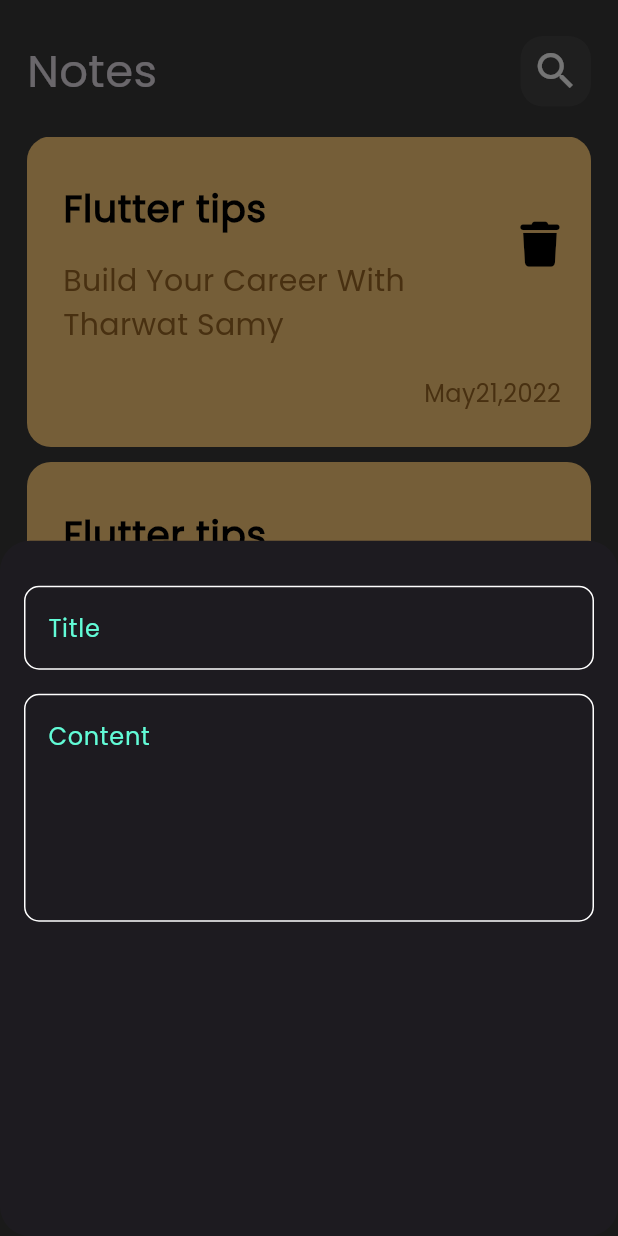
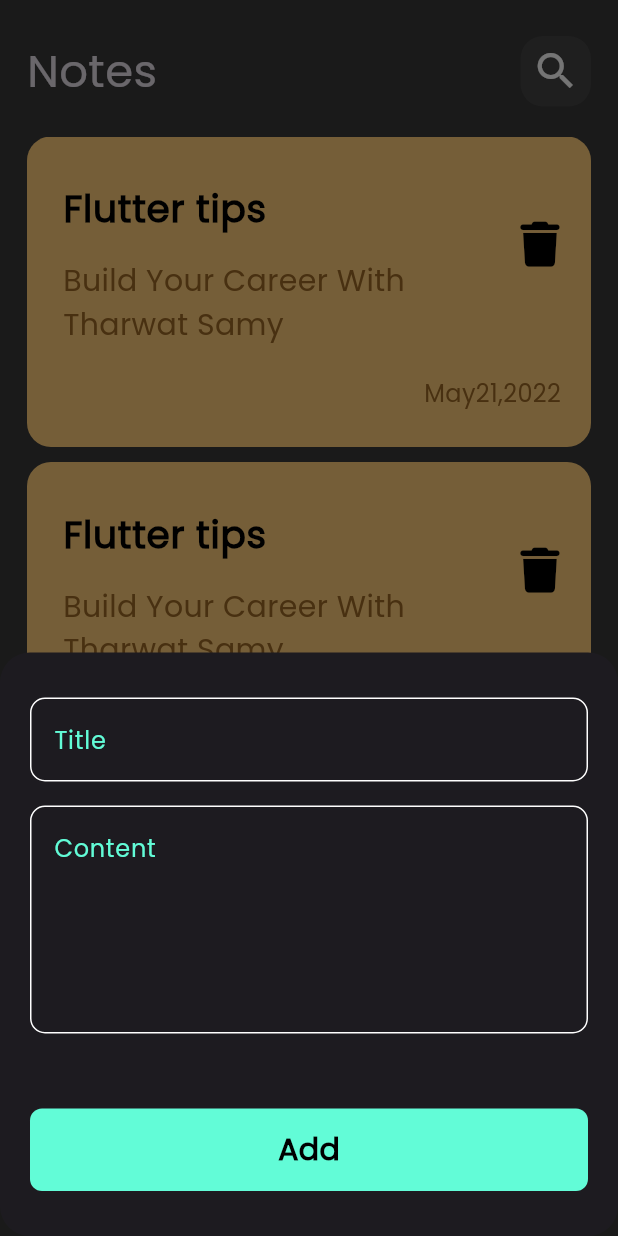
Before and after one commit to Mo967tech/notes_app, a Flutter app: the screen it shows after launch, after a tap on an icon or button, on a phone screen of 412 x 824 dp. Run offline on Flutter 3.47's test engine with Material 3 defaults, Android fonts, the phone set to English and light mode, and no system bars; our stand-ins replace font_awesome_flutter.

Commit message:
finish add note bottom sheet

```diff
--- a/lib/widgets/add_node_bottom_sheet.dart
+++ b/lib/widgets/add_node_bottom_sheet.dart
@@ -1,4 +1,5 @@
 import 'package:flutter/material.dart';
+import 'package:notes_app/widgets/custom_button.dart';
 import 'package:notes_app/widgets/custom_text_field.dart';
 
 class AddNoteBottomSheet extends StatelessWidget {
@@ -6,15 +7,21 @@ class AddNoteBottomSheet extends StatelessWidget {
 
   @override
   Widget build(BuildContext context) {
-    return const Padding(
-      padding: EdgeInsets.symmetric(horizontal: 16.0),
+    return const SingleChildScrollView(
+      child: Padding(
+        padding: EdgeInsets.symmetric(
+          vertical: 30,
+          horizontal: 20,
+        ),
         child: Column(
           children: [
-          SizedBox(height: 30),
             CustomTextField(hint: "Title"),
             SizedBox(height: 16),
             CustomTextField(hint: "Content", maxLines: 5),
+            SizedBox(height: 50),
+            CustomButton(),
           ],
+        ),
       ),
     );
   }
--- /dev/null
+++ b/lib/widgets/custom_button.dart
@@ -0,0 +1,30 @@
+import 'package:flutter/material.dart';
+import 'package:notes_app/constants.dart';
+
+class CustomButton extends StatelessWidget {
+  const CustomButton({super.key});
+
+  @override
+  Widget build(BuildContext context) {
+    return GestureDetector(
+      child: Container(
+        decoration: BoxDecoration(
+          color: kPrimaryColor,
+          borderRadius: BorderRadius.circular(8),
+        ),
+        width: MediaQuery.of(context).size.width,
+        height: 55,
+        child: const Center(
+          child: Text(
+            "Add",
+            style: TextStyle(
+              color: Colors.black,
+              fontWeight: FontWeight.bold,
+              fontSize: 20,
+            ),
+          ),
+        ),
+      ),
+    );
+  }
+}
```
Lines whose indentation alone changed are shown as unchanged.
